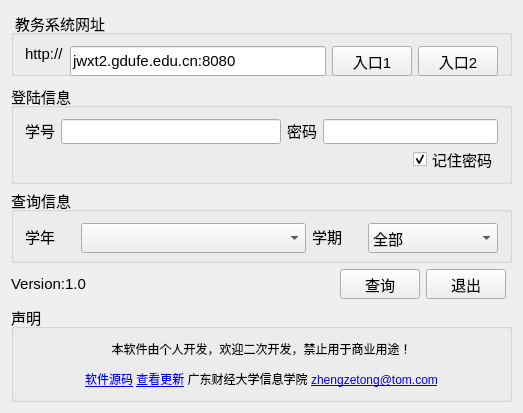
Qt form ui/qgpa.ui (ztzheng/gpa) before a commit.
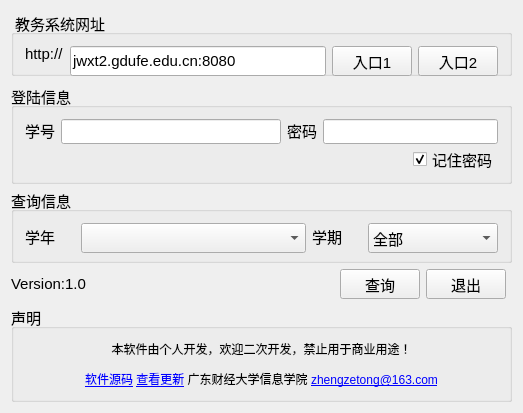
The same form after that commit. Icons and pictures are not drawn.

Commit message: 2014年9月15日 08:25:33

Patch:
```diff
--- a/ui/qgpa.ui
+++ b/ui/qgpa.ui
@@ -37,7 +37,7 @@
          </font>
         </property>
         <property name="text">
-         <string>&lt;html&gt;&lt;body&gt;&lt;p&gt;本软件由个人开发，欢迎二次开发，禁止用于商业用途！&lt;/p&gt;&lt;p&gt;&lt;a href=&quot;https://github.com/ztzheng/gpa&quot;&gt;&lt;span style=&quot; text-decoration: underline; color:#0000ff;&quot;&gt;软件源码&lt;/span&gt;&lt;/a&gt; &lt;a href=&quot;http://pan.baidu.com/s/1qWrx0U4#dir/path=/共享/绩点助手&quot;&gt;&lt;span style=&quot; text-decoration: underline; color:#0000ff;&quot;&gt;查看更新&lt;/span&gt;&lt;/a&gt;    广东财经大学信息学院  &lt;a href=&quot;mailto:zhengzetong@tom.com&quot;&gt;&lt;span style=&quot; text-decoration: underline; color:#0000ff;&quot;&gt;zhengzetong@tom.com&lt;/span&gt;&lt;/a&gt;&lt;/p&gt;&lt;/body&gt;&lt;/html&gt;</string>
+         <string>&lt;html&gt;&lt;body&gt;&lt;p&gt;本软件由个人开发，欢迎二次开发，禁止用于商业用途！&lt;/p&gt;&lt;p&gt;&lt;a href=&quot;https://github.com/ztzheng/gpa&quot;&gt;&lt;span style=&quot; text-decoration: underline; color:#0000ff;&quot;&gt;软件源码&lt;/span&gt;&lt;/a&gt; &lt;a href=&quot;http://pan.baidu.com/s/1qWrx0U4&quot;&gt;&lt;span style=&quot; text-decoration: underline; color:#0000ff;&quot;&gt;查看更新&lt;/span&gt;&lt;/a&gt;    广东财经大学信息学院  &lt;a href=&quot;mailto:zhengzetong@163.com&quot;&gt;&lt;span style=&quot; text-decoration: underline; color:#0000ff;&quot;&gt;zhengzetong@163.com&lt;/span&gt;&lt;/a&gt;&lt;/p&gt;&lt;/body&gt;&lt;/html&gt;</string>
         </property>
         <property name="alignment">
          <set>Qt::AlignHCenter|Qt::AlignTop</set>
```
